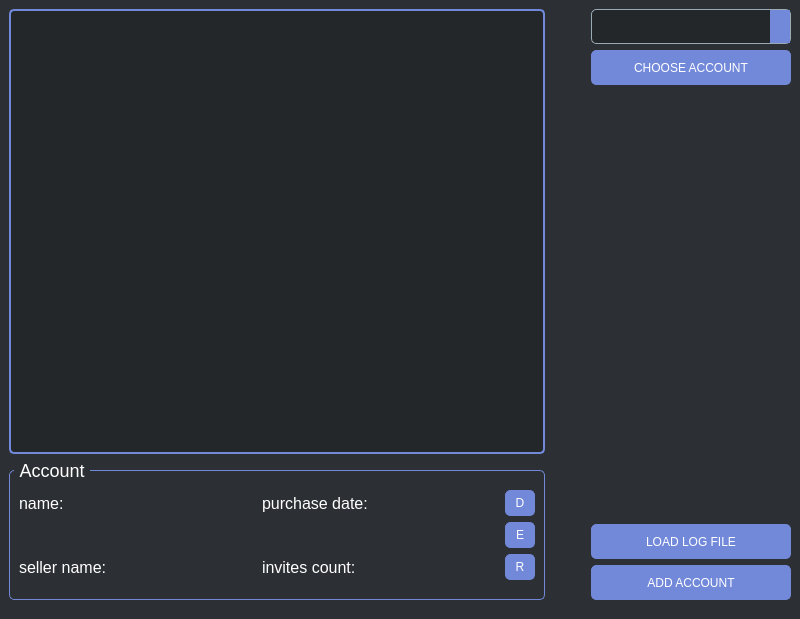
KaledaKirill/AccountTracker, file AccountTracker/Views/Forms/mainwindow.ui: the form before one commit.
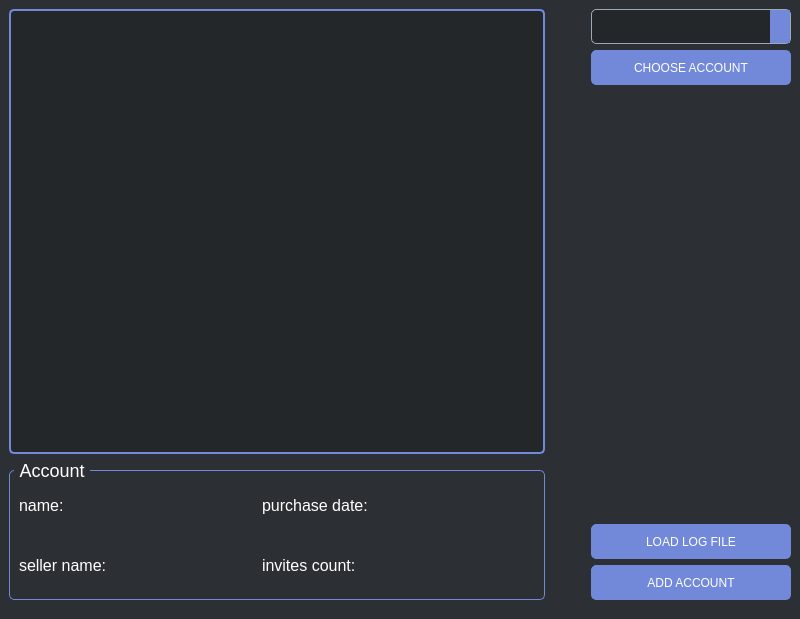
The form after the commit. Icons and pictures are not drawn.

Diff of the .ui file:
```diff
--- a/AccountTracker/Views/Forms/mainwindow.ui
+++ b/AccountTracker/Views/Forms/mainwindow.ui
@@ -179,8 +179,17 @@
                <height>16777215</height>
               </size>
              </property>
+             <property name="styleSheet">
+              <string notr="true">
+border: none; /* Optional: removes the button border */
+background-image: url(:/img/delete.png); 
+background-repeat: no-repeat;
+background-position: center;
+background-color: none;
+</string>
+             </property>
              <property name="text">
-              <string>R</string>
+              <string/>
              </property>
             </widget>
            </item>
@@ -192,8 +201,26 @@
                <height>16777215</height>
               </size>
              </property>
+             <property name="styleSheet">
+              <string notr="true">
+border: none; /* Optional: removes the button border */
+background-image: url(:/img/description.png); 
+background-repeat: no-repeat;
+background-position: center;
+background-color: none;
+</string>
+             </property>
              <property name="text">
-              <string>D</string>
+              <string/>
+             </property>
+             <property name="autoDefault">
+              <bool>true</bool>
+             </property>
+             <property name="default">
+              <bool>true</bool>
+             </property>
+             <property name="flat">
+              <bool>true</bool>
              </property>
             </widget>
            </item>
@@ -212,8 +239,17 @@
                <height>16777215</height>
               </size>
              </property>
+             <property name="styleSheet">
+              <string notr="true">
+border: none; /* Optional: removes the button border */
+background-image: url(:/img/edit.png); 
+background-repeat: no-repeat;
+background-position: center;
+background-color: none;
+</string>
+             </property>
              <property name="text">
-              <string>E</string>
+              <string/>
              </property>
             </widget>
            </item>
```
